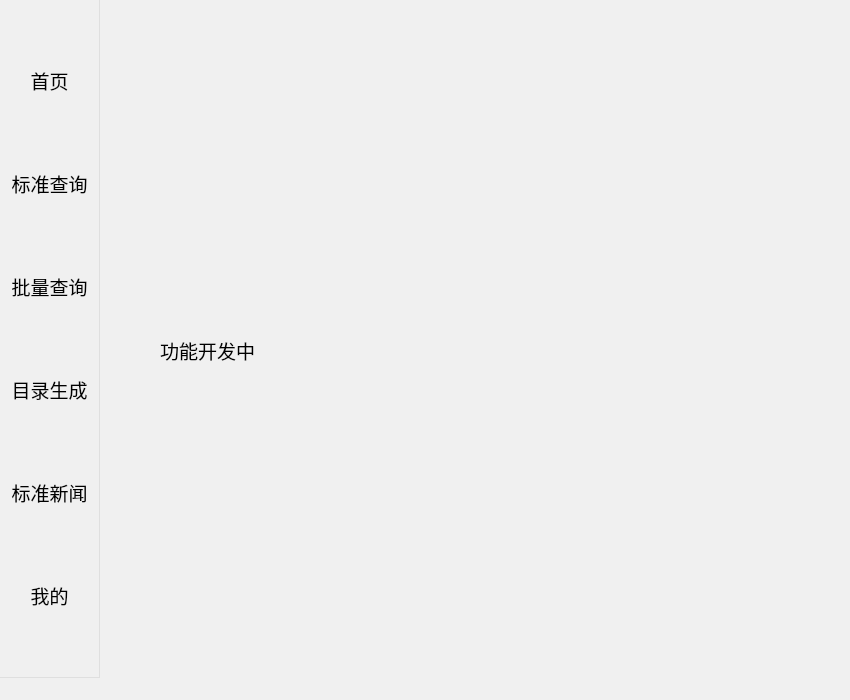
Before: the Qt Designer form UI/Main.ui in hyooeewee/Toolbox-of-Standard, drawn with Qt 5.
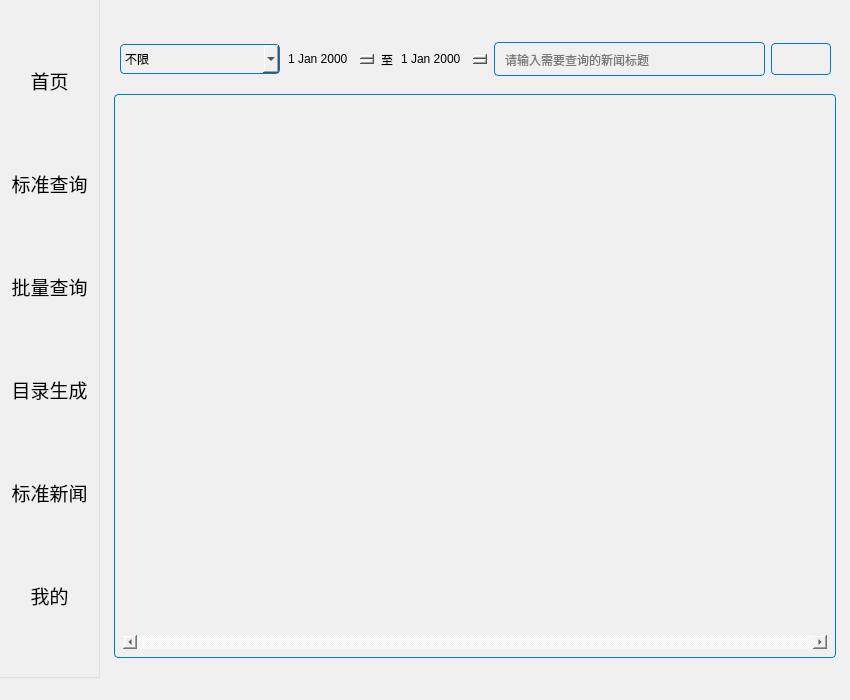
After: the same form once the commit is applied. The open tabs and pages were chosen to show the change. Icons and pictures are not drawn.

```diff
--- a/UI/Main.ui
+++ b/UI/Main.ui
@@ -1079,46 +1079,223 @@
                  </item>
                 </layout>
                </widget>
-               <widget class="QWidget" name="page_Directory">
-                <widget class="QLabel" name="label_3">
-                 <property name="geometry">
-                  <rect>
-                   <x>80</x>
-                   <y>320</y>
-                   <width>131</width>
-                   <height>41</height>
-                  </rect>
-                 </property>
-                 <property name="font">
-                  <font>
-                   <family>微软雅黑</family>
-                   <pointsize>14</pointsize>
-                  </font>
-                 </property>
-                 <property name="text">
-                  <string>功能开发中</string>
-                 </property>
-                </widget>
-               </widget>
+               <widget class="QWidget" name="page_Directory"/>
                <widget class="QWidget" name="page_News">
-                <widget class="QLabel" name="label_5">
+                <widget class="QTableWidget" name="tableWidget_News">
+                 <property name="enabled">
+                  <bool>true</bool>
+                 </property>
                  <property name="geometry">
                   <rect>
-                   <x>60</x>
-                   <y>330</y>
-                   <width>131</width>
-                   <height>41</height>
+                   <x>10</x>
+                   <y>90</y>
+                   <width>730</width>
+                   <height>572</height>
                   </rect>
                  </property>
+                 <property name="sizePolicy">
+                  <sizepolicy hsizetype="Fixed" vsizetype="Fixed">
+                   <horstretch>0</horstretch>
+                   <verstretch>0</verstretch>
+                  </sizepolicy>
+                 </property>
+                 <property name="minimumSize">
+                  <size>
+                   <width>730</width>
+                   <height>572</height>
+                  </size>
+                 </property>
+                 <property name="maximumSize">
+                  <size>
+                   <width>730</width>
+                   <height>572</height>
+                  </size>
+                 </property>
+                 <property name="sizeIncrement">
+                  <size>
+                   <width>0</width>
+                   <height>0</height>
+                  </size>
+                 </property>
                  <property name="font">
                   <font>
-                   <family>微软雅黑</family>
-                   <pointsize>14</pointsize>
+                   <weight>50</weight>
+                   <bold>false</bold>
                   </font>
                  </property>
-                 <property name="text">
-                  <string>功能开发中</string>
+                 <property name="horizontalScrollBarPolicy">
+                  <enum>Qt::ScrollBarAlwaysOn</enum>
                  </property>
+                 <property name="autoScrollMargin">
+                  <number>16</number>
+                 </property>
+                 <property name="editTriggers">
+                  <set>QAbstractItemView::NoEditTriggers</set>
+                 </property>
+                 <property name="alternatingRowColors">
+                  <bool>true</bool>
+                 </property>
+                 <property name="selectionMode">
+                  <enum>QAbstractItemView::SingleSelection</enum>
+                 </property>
+                 <property name="selectionBehavior">
+                  <enum>QAbstractItemView::SelectRows</enum>
+                 </property>
+                 <property name="sortingEnabled">
+                  <bool>true</bool>
+                 </property>
+                 <property name="rowCount">
+                  <number>0</number>
+                 </property>
+                 <attribute name="horizontalHeaderVisible">
+                  <bool>false</bool>
+                 </attribute>
+                 <attribute name="horizontalHeaderCascadingSectionResizes">
+                  <bool>true</bool>
+                 </attribute>
+                 <attribute name="horizontalHeaderDefaultSectionSize">
+                  <number>80</number>
+                 </attribute>
+                 <attribute name="horizontalHeaderHighlightSections">
+                  <bool>true</bool>
+                 </attribute>
+                 <attribute name="horizontalHeaderMinimumSectionSize">
+                  <number>25</number>
+                 </attribute>
+                 <attribute name="horizontalHeaderShowSortIndicator" stdset="0">
+                  <bool>true</bool>
+                 </attribute>
+                 <attribute name="horizontalHeaderStretchLastSection">
+                  <bool>true</bool>
+                 </attribute>
+                 <attribute name="verticalHeaderVisible">
+                  <bool>false</bool>
+                 </attribute>
+                 <attribute name="verticalHeaderCascadingSectionResizes">
+                  <bool>true</bool>
+                 </attribute>
+                 <attribute name="verticalHeaderDefaultSectionSize">
+                  <number>25</number>
+                 </attribute>
+                 <attribute name="verticalHeaderHighlightSections">
+                  <bool>true</bool>
+                 </attribute>
+                 <attribute name="verticalHeaderShowSortIndicator" stdset="0">
+                  <bool>true</bool>
+                 </attribute>
+                 <attribute name="verticalHeaderStretchLastSection">
+                  <bool>true</bool>
+                 </attribute>
+                 <column>
+                  <property name="text">
+                   <string>名称</string>
+                  </property>
+                 </column>
+                 <column>
+                  <property name="text">
+                   <string>发布时间</string>
+                  </property>
+                 </column>
+                 <column>
+                  <property name="text">
+                   <string>来源</string>
+                  </property>
+                 </column>
+                 <column>
+                  <property name="text">
+                   <string>原文链接</string>
+                  </property>
+                 </column>
+                </widget>
+                <widget class="QWidget" name="horizontalLayoutWidget_2">
+                 <property name="geometry">
+                  <rect>
+                   <x>20</x>
+                   <y>29</y>
+                   <width>711</width>
+                   <height>61</height>
+                  </rect>
+                 </property>
+                 <layout class="QHBoxLayout" name="horizontalLayout_3">
+                  <item>
+                   <widget class="QComboBox" name="comboBox_5">
+                    <property name="minimumSize">
+                     <size>
+                      <width>160</width>
+                      <height>30</height>
+                     </size>
+                    </property>
+                    <property name="maximumSize">
+                     <size>
+                      <width>160</width>
+                      <height>30</height>
+                     </size>
+                    </property>
+                    <item>
+                     <property name="text">
+                      <string>不限</string>
+                     </property>
+                    </item>
+                    <item>
+                     <property name="text">
+                      <string>工程建设标准化信息网</string>
+                     </property>
+                    </item>
+                    <item>
+                     <property name="text">
+                      <string>北京市住建厅</string>
+                     </property>
+                    </item>
+                   </widget>
+                  </item>
+                  <item>
+                   <layout class="QHBoxLayout" name="horizontalLayout_2">
+                    <item>
+                     <widget class="QDateEdit" name="dateEdit"/>
+                    </item>
+                    <item>
+                     <widget class="QLabel" name="label_3">
+                      <property name="text">
+                       <string>至</string>
+                      </property>
+                     </widget>
+                    </item>
+                    <item>
+                     <widget class="QDateEdit" name="dateEdit_2"/>
+                    </item>
+                   </layout>
+                  </item>
+                  <item>
+                   <widget class="QLineEdit" name="lineEdit_Search_2">
+                    <property name="minimumSize">
+                     <size>
+                      <width>0</width>
+                      <height>30</height>
+                     </size>
+                    </property>
+                    <property name="placeholderText">
+                     <string>请输入需要查询的新闻标题</string>
+                    </property>
+                   </widget>
+                  </item>
+                  <item>
+                   <widget class="QPushButton" name="pushButton_Search_2">
+                    <property name="minimumSize">
+                     <size>
+                      <width>60</width>
+                      <height>30</height>
+                     </size>
+                    </property>
+                    <property name="text">
+                     <string/>
+                    </property>
+                    <property name="icon">
+                     <iconset resource="res.qrc">
+                      <normaloff>:/icons/icons/3917754.png</normaloff>:/icons/icons/3917754.png</iconset>
+                    </property>
+                   </widget>
+                  </item>
+                 </layout>
                 </widget>
                </widget>
                <widget class="QWidget" name="page_My">
```
Left out of the diff: 6 changed lines with no effect on the pictures.
